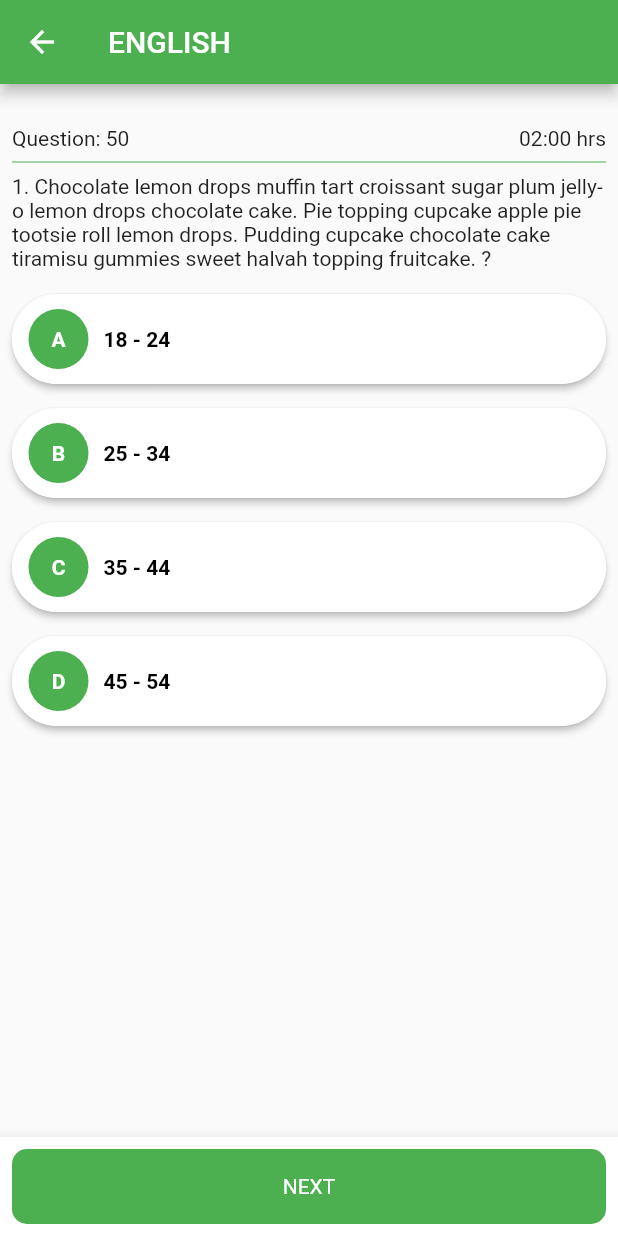
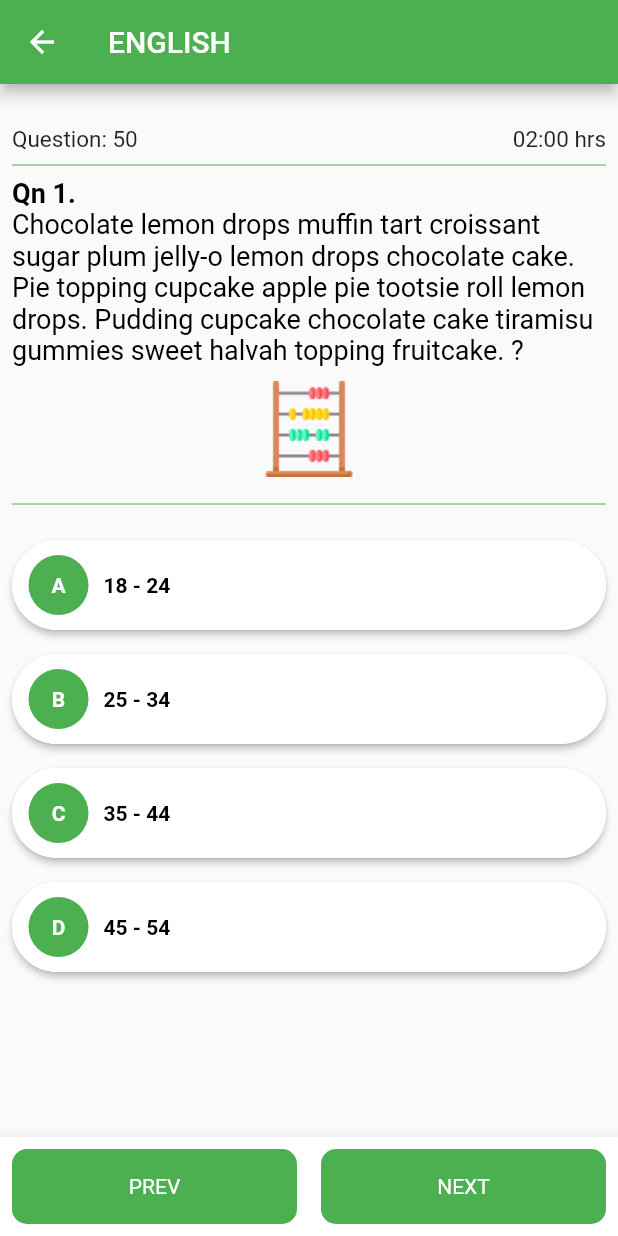
Before and after one commit to qlicue-digital-agency-ltd/online_exam_app, a Flutter app: the screen it shows after launch, after a tap on "ENGLISH", on a phone screen of 412 x 824 dp. Run offline on Flutter 3.47's test engine with Material 2 defaults, Android fonts, the phone set to English and light mode, and no system bars.

Commit message:
file rearrangement

```diff
--- a/lib/App.dart
+++ b/lib/App.dart
@@ -1,5 +1,6 @@
 import 'package:flutter/material.dart';
-import 'package:online_exam_app/pages/home_page.dart';
+
+import 'package:online_exam_app/views/pages/home_page.dart';
 import 'package:scoped_model/scoped_model.dart';
 
 import 'model/scoped/main.dart';
--- a/lib/pages/home_page.dart
+++ b/lib/views/pages/home_page.dart
@@ -1,8 +1,10 @@
 import 'package:flutter/material.dart';
-import 'package:online_exam_app/components/cards/dashboard_card.dart';
-import 'package:online_exam_app/components/cards/subject_card.dart';
+
 import 'package:online_exam_app/model/subject.dart';
-import 'package:online_exam_app/pages/paper_page.dart';
+import 'package:online_exam_app/views/components/cards/dashboard_card.dart';
+import 'package:online_exam_app/views/components/cards/subject_card.dart';
+import 'package:online_exam_app/views/pages/paper_page.dart';
+
 
 class HomePage extends StatelessWidget {
   final double _appBarHeight = 150.0;
@@ -17,7 +19,7 @@ class HomePage extends StatelessWidget {
               pinned: true,
               expandedHeight: _appBarHeight,
               flexibleSpace: FlexibleSpaceBar(
-                title: const Text('EXAM APP'),
+                title: const Text('SPE APP'),
                 background: Stack(
                   fit: StackFit.expand,
                   children: <Widget>[
--- a/lib/pages/paper_page.dart
+++ b/lib/views/pages/paper_page.dart
@@ -1,9 +1,8 @@
 import 'package:flutter/material.dart';
-import 'package:online_exam_app/components/cards/answer_card.dart';
 
-import 'package:online_exam_app/model/answer.dart';
 import 'package:online_exam_app/model/scoped/main.dart';
 import 'package:online_exam_app/model/subject.dart';
+import 'package:online_exam_app/views/components/cards/answer_card.dart';
 import 'package:scoped_model/scoped_model.dart';
 
 class PaperPage extends StatelessWidget {
@@ -32,11 +31,16 @@ class PaperPage extends StatelessWidget {
                           children: <Widget>[
                             Row(
                               children: <Widget>[
-                                Expanded(child: Text('Question: 50')),
+                                Expanded(
+                                    child: Text(
+                                  'Question: 50',
+                                  style: TextStyle(fontSize: 15),
+                                )),
                                 Expanded(
                                     child: Text(
                                   '02:00 hrs',
                                   textAlign: TextAlign.end,
+                                  style: TextStyle(fontSize: 15),
                                 ))
                               ],
                             ),
@@ -46,10 +50,31 @@ class PaperPage extends StatelessWidget {
                             Row(
                               children: <Widget>[
                                 Expanded(
-                                    child: Text(
-                                        '1. Chocolate lemon drops muffin tart croissant sugar plum jelly-o lemon drops chocolate cake. Pie topping cupcake apple pie tootsie roll lemon drops. Pudding cupcake chocolate cake tiramisu gummies sweet halvah topping fruitcake. ?')),
+                                  child: RichText(
+                                      text: TextSpan(
+                                          text: 'Qn 1. \t',
+                                          style: TextStyle(
+                                              color: Colors.black,
+                                              fontSize: 18,
+                                              fontWeight: FontWeight.bold),
+                                          children: <TextSpan>[
+                                        TextSpan(
+                                            text:
+                                                '\nChocolate lemon drops muffin tart croissant sugar plum jelly-o lemon drops chocolate cake. Pie topping cupcake apple pie tootsie roll lemon drops. Pudding cupcake chocolate cake tiramisu gummies sweet halvah topping fruitcake. ?',
+                                            style: TextStyle(
+                                                color: Colors.black,
+                                                fontWeight: FontWeight.normal))
+                                      ])),
+                                ),
                               ],
                             ),
+                            Container(
+                              padding: EdgeInsets.all(10),
+                              child: Image.asset('assets/icon/abacus.png'),
+                            ),
+                            Divider(
+                              color: Colors.green,
+                            )
                           ],
                         ),
                       ))
@@ -84,6 +109,22 @@ class PaperPage extends StatelessWidget {
                       height: 50,
                       child: Center(
                           child: Text(
+                        'PREV',
+                        style: TextStyle(color: Colors.white),
+                      )),
+                    ),
+                  ),
+                ),
+                Expanded(
+                  child: Padding(
+                    padding: const EdgeInsets.all(8.0),
+                    child: Container(
+                      decoration: BoxDecoration(
+                          color: Colors.green[500],
+                          borderRadius: BorderRadius.circular(10)),
+                      height: 50,
+                      child: Center(
+                          child: Text(
                         'NEXT',
                         style: TextStyle(color: Colors.white),
                       )),
```
Also changed, not shown: lib/views/components/cards/answer_card.dart (renamed from lib/components/cards/answer_card.dart), lib/views/components/cards/dashboard_card.dart (renamed from lib/components/cards/dashboard_card.dart), lib/views/components/cards/subject_card.dart (renamed from lib/components/cards/subject_card.dart), lib/views/pages/auth/login_page.dart (added), lib/views/pages/auth/sign_up_page.dart (added), lib/views/pages/result_page.dart (added).
